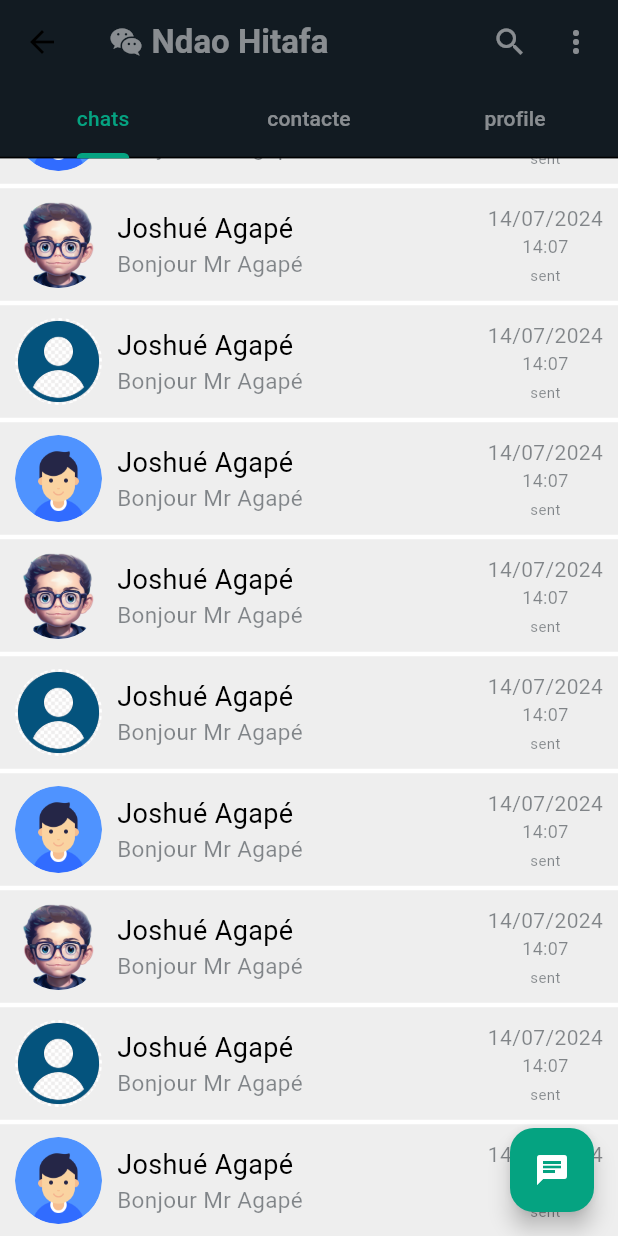
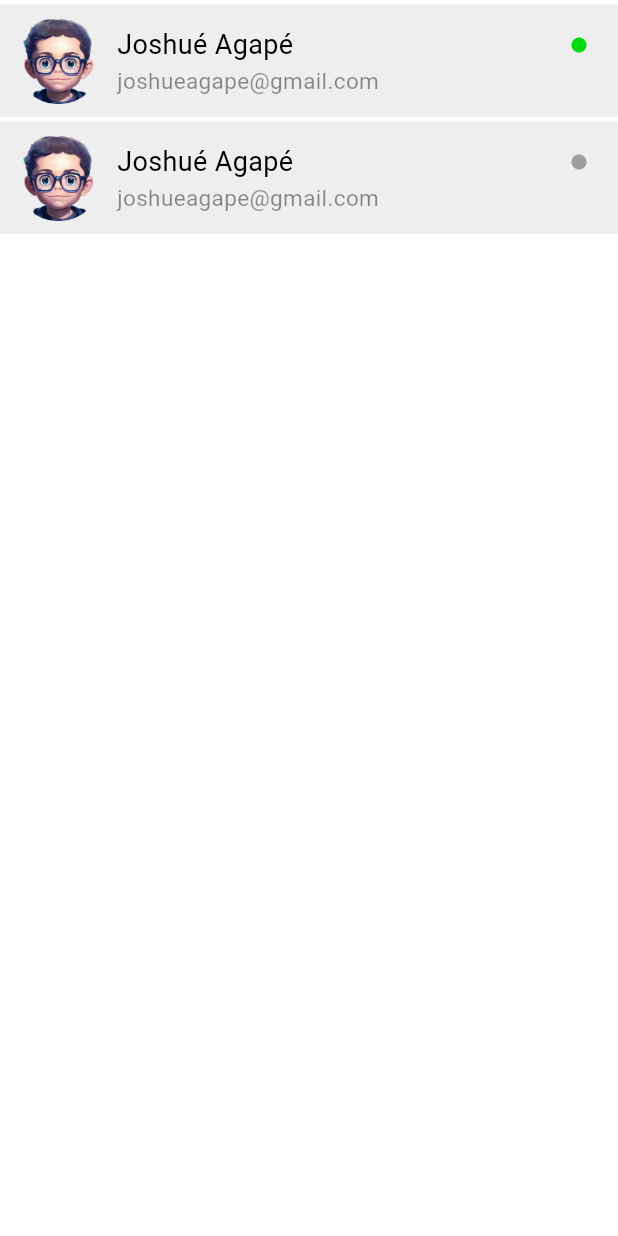
Before and after one commit to agapeJoshue/Ndao-hitafa-, a Flutter app: the HomePage screen opened directly, scrolled down 217 dp, after a tap on the "chat" icon, on a phone screen of 412 x 824 dp. Run offline on Flutter 3.47's test engine with Material 3 defaults, Android fonts, the light colour scheme and no system bars.

Commit message:
listes des contactes

```diff
--- /dev/null
+++ b/lib/components/my_contacte.dart
@@ -0,0 +1,37 @@
+import 'package:flutter/material.dart';
+import 'package:ndao_hitafa/components/my_friend.dart';
+import 'package:ndao_hitafa/themes/light_mode.dart';
+
+class MyContacte extends StatelessWidget {
+  const MyContacte({super.key});
+
+  @override
+  Widget build(BuildContext context) {
+    var width = MediaQuery.of(context).size.width;
+    return Container(
+      width: width,
+      height: double.infinity,
+      child: ListView(
+        primary: false,
+        children: [
+          MyFriend(
+            imgUrl:
+                "lib/images/uploads/happy-young-cute-illustration-face-profile-png.webp",
+            username: "Joshué Agapé",
+            email: "joshueagape@gmail.com",
+            status: "",
+            colorStatus: myColors.inLine,
+          ),
+          MyFriend(
+            imgUrl:
+                "lib/images/uploads/happy-young-cute-illustration-face-profile-png.webp",
+            username: "Joshué Agapé",
+            email: "joshueagape@gmail.com",
+            status: "",
+            colorStatus: Theme.of(context).colorScheme.primary,
+          ),
+        ],
+      ),
+    );
+  }
+}
--- /dev/null
+++ b/lib/components/my_friend.dart
@@ -0,0 +1,109 @@
+import 'package:flutter/material.dart';
+import 'package:ndao_hitafa/themes/light_mode.dart';
+
+class MyFriend extends StatelessWidget {
+  final String imgUrl, username, email, status;
+  final Color colorStatus;
+
+  const MyFriend({
+    super.key,
+    required this.imgUrl,
+    required this.username,
+    required this.email,
+    required this.status,
+    required this.colorStatus,
+  });
+
+  @override
+  Widget build(BuildContext context) {
+    var width = MediaQuery.of(context).size.width;
+    return Padding(
+      padding: EdgeInsets.only(top: 3),
+      child: Container(
+        width: width,
+        height: 75,
+        color: Colors.grey[200],
+        child: Material(
+          color: Colors.transparent,
+          child: InkWell(
+            onTap: () {},
+            child: Row(
+              mainAxisAlignment: MainAxisAlignment.spaceBetween,
+              crossAxisAlignment: CrossAxisAlignment.center,
+              children: [
+                Row(
+                  children: [
+                    Padding(
+                      padding: EdgeInsets.only(left: 10, right: 10),
+                      child: ClipRRect(
+                        borderRadius: BorderRadius.circular(50),
+                        child: Image.asset(
+                          imgUrl,
+                          width: 58,
+                          height: 58,
+                          fit: BoxFit.cover,
+                        ),
+                      ),
+                    ),
+                    Column(
+                      mainAxisAlignment: MainAxisAlignment.center,
+                      crossAxisAlignment: CrossAxisAlignment.start,
+                      children: [
+                        Padding(
+                          padding: EdgeInsets.only(right: 6),
+                          child: Text(
+                            username,
+                            style: TextStyle(
+                              color: Colors.black,
+                              fontWeight: FontWeight.normal,
+                              fontSize: 18,
+                            ),
+                          ),
+                        ),
+                        Padding(
+                          padding: EdgeInsets.only(right: 6),
+                          child: Text(
+                            email,
+                            style: TextStyle(
+                              color: myColors.backgoundColor.withOpacity(0.5),
+                              fontWeight: FontWeight.normal,
+                              fontSize: 15,
+                            ),
+                          ),
+                        ),
+                      ],
+                    ),
+                  ],
+                ),
+                Padding(
+                  padding: EdgeInsets.only(right: 10),
+                  child: Column(
+                    mainAxisAlignment: MainAxisAlignment.center,
+                    crossAxisAlignment: CrossAxisAlignment.center,
+                    children: [
+                      myIcons2(
+                        color: colorStatus,
+                        right: 10,
+                        icon: Icons.circle,
+                        size: 12,
+                      ),
+                      Padding(
+                        padding: EdgeInsets.only(right: 10),
+                        child: Text(
+                          status,
+                          style: TextStyle(
+                              color: myColors.backgoundColor.withOpacity(0.5),
+                              fontSize: 14),
+                        ),
+                      ),
+                    ],
+                  ),
+                ),
+              ],
+            ),
+          ),
+        ),
+      ),
+    );
+  }
+}
--- a/lib/pages/home_page.dart
+++ b/lib/pages/home_page.dart
@@ -1,5 +1,7 @@
 import 'package:flutter/material.dart';
 import 'package:ndao_hitafa/components/my_chats.dart';
+import 'package:ndao_hitafa/components/my_contacte.dart';
+import 'package:ndao_hitafa/components/my_drawer.dart';
 import 'package:ndao_hitafa/components/my_tabs.dart';
 import 'package:ndao_hitafa/themes/light_mode.dart';
 
@@ -10,7 +12,7 @@ class HomePage extends StatelessWidget {
   @override
   Widget build(BuildContext context) {
     return DefaultTabController(
-      length: 3,
+        length: 4,
         child: Scaffold(
           appBar: AppBar(
             backgroundColor: myColors.backgoundColor,
@@ -28,12 +30,10 @@ class HomePage extends StatelessWidget {
                       "Ndao Hitafa",
                       style: TextStyle(
                           color: myColors.white.withOpacity(0.5),
-                      fontWeight: FontWeight.bold
-                    ),
+                          fontWeight: FontWeight.bold),
                     )
                   ],
                 ),
-
                 Row(
                   mainAxisAlignment: MainAxisAlignment.end,
                   crossAxisAlignment: CrossAxisAlignment.end,
@@ -62,30 +62,30 @@ class HomePage extends StatelessWidget {
                 tabs: [
                   MyTabs(text: "chats"),
                   MyTabs(text: "contacte"),
+                  MyTabs(text: "Invitations"),
                   MyTabs(text: "profile"),
-            ]
+                ]),
           ),
-        ),
+          drawer: MyDrawer(),
           body: TabBarView(
             children: [
               MyChats(),
+              MyContacte(),
               Container(),
               Container(),
-            /* whatsappStatus(),
-            whatsappCall(), */
+              /* whatsappCall(), */
             ],
           ),
-
           floatingActionButton: FloatingActionButton(
-          onPressed: () {},
-          child: Icon(
-            Icons.chat
-          ),
+            onPressed: () {
+              Navigator.push(
+                context,
+                MaterialPageRoute(builder: (context) => MyContacte()),
+              );
+            },
+            child: Icon(Icons.chat),
             backgroundColor: myColors.tabFocusedColor,
           ),
-
-
-      )
-    );
+        ));
   }
 }
--- a/lib/themes/light_mode.dart
+++ b/lib/themes/light_mode.dart
@@ -6,7 +6,7 @@ ThemeData lightMode = ThemeData(
     primary: Colors.grey.shade500,
     secondary: Colors.grey.shade200,
     tertiary: Colors.white,
-    inversePrimary: Colors.grey.shade900
+    inversePrimary: Colors.grey.shade900,
   ),
 );
 
@@ -15,6 +15,7 @@ class myColors {
   static const Color appBarColor = Color(0xFF1F2C34);
   static const Color backgoundColor = Color(0xFF121B22);
   static const Color tabFocusedColor = Color(0xFF05A381);
+  static const Color inLine = Color.fromARGB(255, 0, 219, 18);
 }
 
 class myIcons extends StatelessWidget {
@@ -23,12 +24,11 @@ class myIcons extends StatelessWidget {
   final Color color;
   final VoidCallback onTap;
 
-  const myIcons({
-    this.right,
-    required this.icon,
-    required this.color,
-    required this.onTap
-  });
+  const myIcons(
+      {this.right,
+      required this.icon,
+      required this.color,
+      required this.onTap});
 
   @override
   Widget build(BuildContext context) {
@@ -39,9 +39,43 @@ class myIcons extends StatelessWidget {
         child: InkWell(
           borderRadius: BorderRadius.circular(20),
           onTap: onTap,
-          child: Icon(icon, color: color,),
+          child: Icon(
+            icon,
+            color: color,
+          ),
         ),
       ),
     );
   }
 }
+
+class myIcons2 extends StatelessWidget {
+  final double? right;
+  final IconData icon;
+  final Color color;
+  final double size;
+
+  const myIcons2(
+      {this.right,
+      required this.icon,
+      required this.color,
+      required this.size});
+
+  @override
+  Widget build(BuildContext context) {
+    return Padding(
+      padding: EdgeInsets.only(right: right ?? 0.0),
+      child: Material(
+        color: Colors.transparent,
+        child: InkWell(
+          borderRadius: BorderRadius.circular(20),
+          child: Icon(
+            icon,
+            color: color,
+            size: size,
+          ),
+        ),
+      ),
+    );
+  }
+}
```
Also changed, not shown: lib/themes/dark_mode.dart (deleted). Lines whose indentation alone changed are shown as unchanged.
